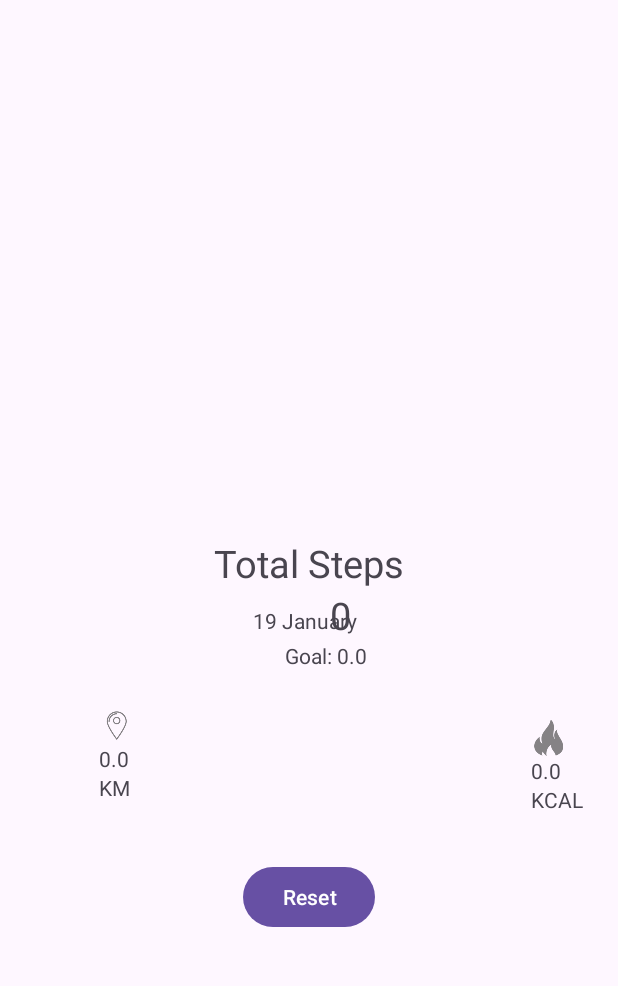
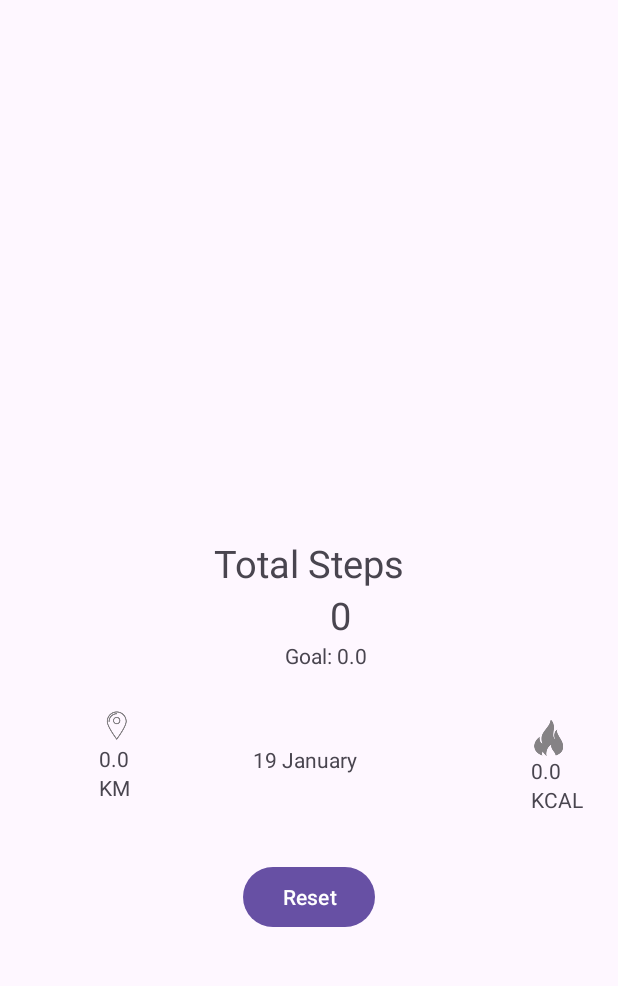
Before and after one commit to CameronWeijmer/Walkr-StepCount-App, an Android app: the screen it shows after launch (MainActivity), on a phone screen of 412 x 824 dp, the part 234-1220 px from its top. Run offline under Robolectric (Android 15) with nearby library versions, the phone set to English and light mode, and no system bars; our stand-ins replace Picasso, Volley; pictures from the network do not load; 1 statement that could not run was skipped.

Commit message:
feat: adjusted  constraint

```diff
--- a/app/src/main/java/com/example/walkr/MainActivity.java
+++ b/app/src/main/java/com/example/walkr/MainActivity.java
@@ -113,20 +113,20 @@ public class MainActivity extends AppCompatActivity implements SensorEventListen
     }
 
     // wiederholt Methoden alle 10 Sekunden
-    private void repeatTasks() {
-        handler.postDelayed(new Runnable() {
-            @Override
-            public void run() {
-
-                setImage();
-                displayCal();
-                displayDist();
-
-                // Nächsten aufruf starten
-                handler.postDelayed(this, DELAY_SECONDS * 1000);
-            }
-        }, DELAY_SECONDS * 1000);
-    }
+//    private void repeatTasks() {
+//        handler.postDelayed(new Runnable() {
+//            @Override
+//            public void run() {
+//
+//                setImage();
+//                displayCal();
+//                displayDist();
+//
+//                // Nächsten aufruf starten
+//                handler.postDelayed(this, DELAY_SECONDS * 1000);
+//            }
+//        }, DELAY_SECONDS * 1000);
+//    }
 
     // Reset steps
     public void resetSteps(View v) {
--- a/app/src/main/res/layout/activity_main.xml
+++ b/app/src/main/res/layout/activity_main.xml
@@ -45,11 +45,11 @@
         android:id="@+id/dateTextView"
         android:layout_width="wrap_content"
         android:layout_height="wrap_content"
-        android:layout_marginTop="404dp"
-        android:layout_marginEnd="20dp"
+        android:layout_marginTop="50dp"
+        android:layout_marginEnd="6dp"
         android:text="18 Januar"
-        app:layout_constraintEnd_toEndOf="@+id/userTextView"
-        app:layout_constraintTop_toTopOf="@+id/feedbackView" />
+        app:layout_constraintEnd_toEndOf="@+id/stepGoalTextView"
+        app:layout_constraintTop_toBottomOf="@+id/stepGoalTextView" />
 
     <ImageView
         android:id="@+id/feedbackView"
```
